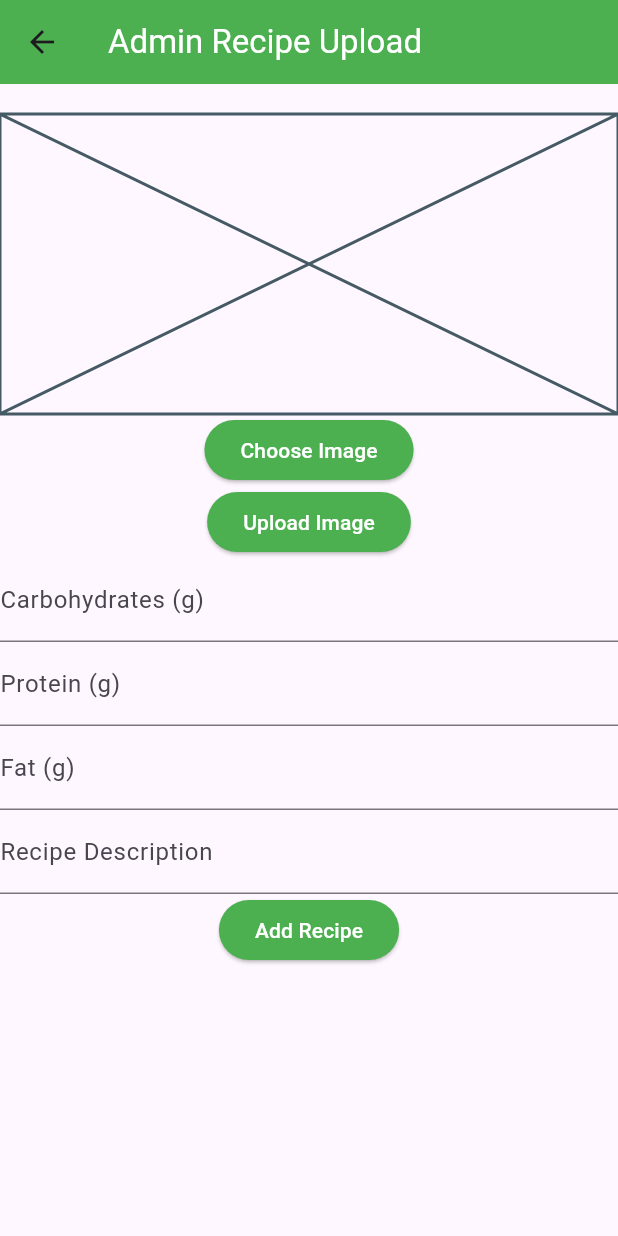
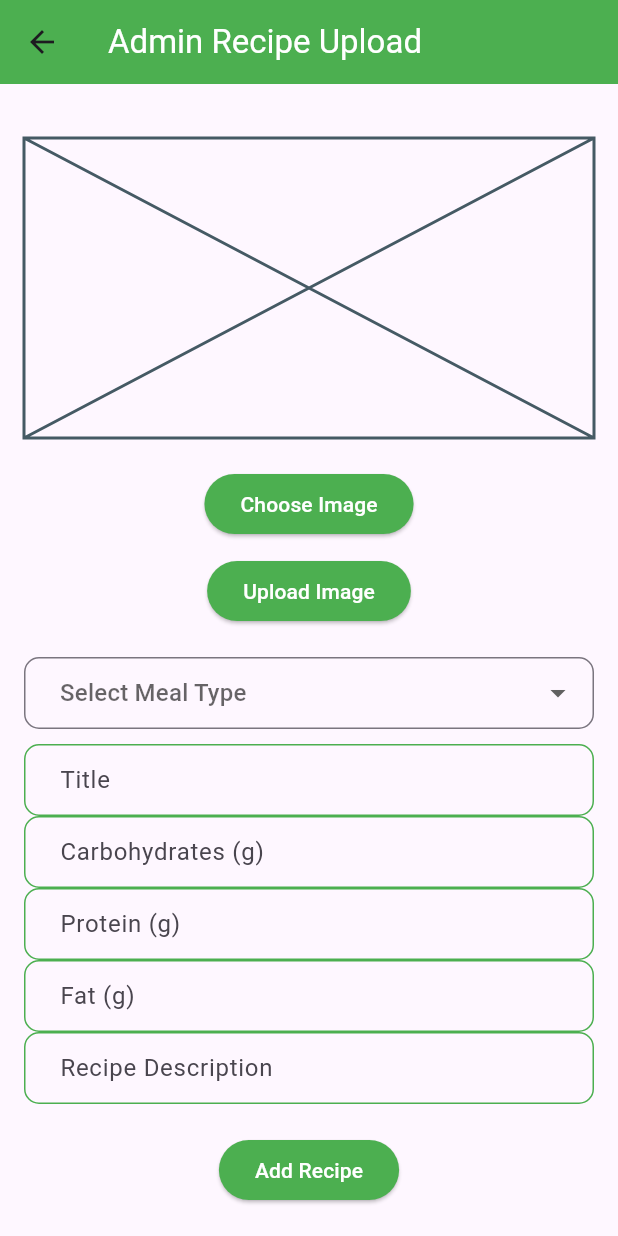
Before and after one commit to SumiyaBarsha/mealBuddy, a Flutter app: the AdminRecipePage screen opened directly, on a phone screen of 412 x 824 dp. Run offline on Flutter 3.47's test engine with Material 2 defaults, Android fonts, the phone set to English and light mode, and no system bars; our stand-ins replace firebase_auth, firebase_core, firebase_database, firebase_messaging, firebase_storage, image_picker; accounts and stored records are empty.

Commit message:
Recipes2

```diff
--- a/lib/AdminRecipePage.dart
+++ b/lib/AdminRecipePage.dart
@@ -18,6 +18,7 @@ class _AdminRecipePageState extends State<AdminRecipePage> {
   TextEditingController _proteinController = TextEditingController();
   TextEditingController _fatController = TextEditingController();
   TextEditingController _recipeController = TextEditingController();
+  TextEditingController _titleController = TextEditingController();
 
   @override
   void dispose() {
@@ -25,6 +26,7 @@ class _AdminRecipePageState extends State<AdminRecipePage> {
     _proteinController.dispose();
     _fatController.dispose();
     _recipeController.dispose();
+    _titleController.dispose();
     super.dispose();
   }
 
@@ -56,14 +58,16 @@ class _AdminRecipePageState extends State<AdminRecipePage> {
   }
 
   Future addRecipe() async {
-    if (_uploadedFileURL == null) {
+    if (_uploadedFileURL == null || selectedMealType == null) {
       ScaffoldMessenger.of(context).showSnackBar(
-        SnackBar(content: Text("Please upload an image first")),
+        SnackBar(content: Text("Please upload an image and select a meal type")),
       );
       return;
     }
     DatabaseReference dbRef = FirebaseDatabase.instance.ref('recipes').push();
     await dbRef.set({
+      'title': _titleController.text,
+      'mealType': selectedMealType,
       'carbs': _carbsController.text,
       'protein': _proteinController.text,
       'fat': _fatController.text,
@@ -76,67 +80,128 @@ class _AdminRecipePageState extends State<AdminRecipePage> {
   }
 
 
+
+  List<String> mealTypes = ['breakfast', 'lunch', 'dinner'];
+  String? selectedMealType;
   @override
   Widget build(BuildContext context) {
     return Scaffold(
       appBar: AppBar(
-        title: Text('Admin Recipe Upload',style: TextStyle(color: Colors.white),),
+        title: Text(
+          'Admin Recipe Upload',
+          style: TextStyle(color: Colors.white),
+        ),
         backgroundColor: Colors.green,
       ),
       body: SingleChildScrollView(
+        padding: EdgeInsets.all(16.0), // Added padding to the sides
         child: Column(
           children: <Widget>[
             SizedBox(height: 20),
             _image != null
-                ? Image.file(File(_image!.path))
-                : Placeholder(fallbackHeight: 200, fallbackWidth: double.infinity),
+                ? Image.file(
+              File(_image!.path),
+              width: double.infinity,
+              // Set image width to match the screen width
+              height: 200,
+              // Fixed height for the image
+              fit: BoxFit.cover, // Cover the entire widget area
+            )
+                : Placeholder(
+                fallbackHeight: 200, fallbackWidth: double.infinity),
+            SizedBox(height: 20), // Added some space before the button
             ElevatedButton(
-              child: Text('Choose Image',style: TextStyle(color: Colors.white),),
+              child: Text(
+                  'Choose Image', style: TextStyle(color: Colors.white)),
               style: ElevatedButton.styleFrom(
                 primary: Colors.green, // background
-                onPrimary: Colors.green,
+                onPrimary: Colors.white, // text color
               ),
               onPressed: chooseFile,
             ),
+            SizedBox(height: 10), // Added some space between buttons
             ElevatedButton(
-              child: Text('Upload Image',style: TextStyle(color: Colors.white),),
+              child: Text(
+                  'Upload Image', style: TextStyle(color: Colors.white)),
               style: ElevatedButton.styleFrom(
                 primary: Colors.green, // background
-                onPrimary: Colors.green,
+                onPrimary: Colors.white, // text color
               ),
               onPressed: uploadFile,
             ),
-            TextFormField(
-              controller: _carbsController,
-              keyboardType: TextInputType.number,
-              decoration: InputDecoration(labelText: 'Carbohydrates (g)'),
+            SizedBox(height: 20), // Added some space before the form fields
+            DropdownButtonFormField<String>(
+              value: selectedMealType,
+              hint: Text('Select Meal Type'),
+              decoration: InputDecoration(
+                contentPadding: EdgeInsets.symmetric(vertical: 10.0, horizontal: 20.0),
+                border: OutlineInputBorder(
+                  borderRadius: BorderRadius.circular(10.0),
+                ),
+              ),
+              items: mealTypes.map<DropdownMenuItem<String>>((String value) {
+                return DropdownMenuItem<String>(
+                  value: value,
+                  child: Text(value),
+                );
+              }).toList(),
+              onChanged: (String? newValue) {
+                setState(() {
+                  selectedMealType = newValue;
+                });
+              },
             ),
-            TextFormField(
-              controller: _proteinController,
-              keyboardType: TextInputType.number,
-              decoration: InputDecoration(labelText: 'Protein (g)'),
+            SizedBox(height: 10),
+            buildTextFormField(
+                _titleController, // Use the new controller here
+                'Title', // Label text for the new field
+                TextInputType.text // Set the keyboard type to text
             ),
-            TextFormField(
-              controller: _fatController,
-              keyboardType: TextInputType.number,
-              decoration: InputDecoration(labelText: 'Fat (g)'),
-            ),
-            TextFormField(
-              controller: _recipeController,
-              decoration: InputDecoration(labelText: 'Recipe Description'),
-            ),
+            buildTextFormField(
+                _carbsController, 'Carbohydrates (g)', TextInputType.number),
+            buildTextFormField(
+                _proteinController, 'Protein (g)', TextInputType.number),
+            buildTextFormField(_fatController, 'Fat (g)', TextInputType.number),
+            buildTextFormField(
+                _recipeController, 'Recipe Description', TextInputType.text),
+            SizedBox(height: 20), // Added some space before the button
             ElevatedButton(
-              child: Text('Add Recipe',style: TextStyle(color: Colors.white),),
+              child: Text('Add Recipe', style: TextStyle(color: Colors.white)),
               style: ElevatedButton.styleFrom(
                 primary: Colors.green, // background
-                onPrimary: Colors.green,
+                onPrimary: Colors.white, // text color
               ),
               onPressed: addRecipe,
             ),
-            SizedBox(height: 20.00,)
+            SizedBox(height: 20), // Added space at the bottom
           ],
         ),
       ),
     );
   }
+
+  Widget buildTextFormField(TextEditingController controller, String label,
+      TextInputType keyboardType) {
+    return TextFormField(
+      controller: controller,
+      keyboardType: keyboardType,
+      decoration: InputDecoration(
+        labelText: label,
+        contentPadding: EdgeInsets.symmetric(vertical: 10.0, horizontal: 20.0),
+        // Added padding inside the text field
+        border: OutlineInputBorder(
+          borderRadius: BorderRadius.circular(
+              10.0), // Rounded corners for the input border
+        ),
+        enabledBorder: OutlineInputBorder(
+          borderSide: BorderSide(color: Colors.green, width: 1.0),
+          borderRadius: BorderRadius.circular(10.0),
+        ),
+        focusedBorder: OutlineInputBorder(
+          borderSide: BorderSide(color: Colors.green, width: 2.0),
+          borderRadius: BorderRadius.circular(10.0),
+        ),
+      ),
+    );
+  }
 }
--- a/lib/home.dart
+++ b/lib/home.dart
@@ -6,6 +6,7 @@ import 'package:meal_recommender/profile_page.dart';
 import 'package:firebase_database/firebase_database.dart';
 import 'package:meal_recommender/groceriesPage.dart';
 import 'package:firebase_auth/firebase_auth.dart';
+import 'package:meal_recommender/recipes.dart';
 
 import 'AdminRecipePage.dart';
 
@@ -432,7 +433,7 @@ class _HomePageState extends State<HomePage> {
               onTap: () {
                 Navigator.push(
                   context,
-                  MaterialPageRoute(builder: (context) => DietPlanPage()),
+                  MaterialPageRoute(builder: (context) => RecipesPage()),
                 );
               },
               child: Icon(Icons.restaurant_menu),
```
Also changed, not shown: lib/recipes.dart (added, +321 -0 lines).
